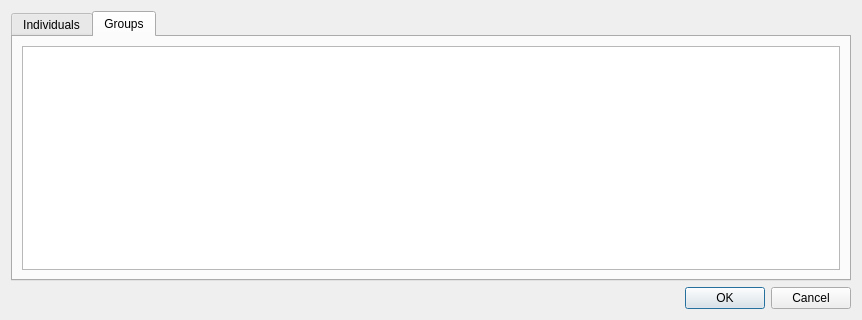
The window that Forms/ui_chooseParticipantDialog.ui (diana134/afs) describes before a commit, drawn with Qt 5.
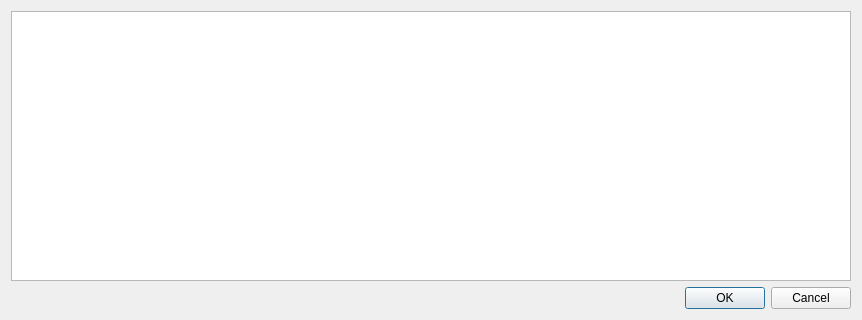
The same window after the commit. The open tabs and pages were chosen to show the change.

Commit message: Can add entries, choose participants, main window table improvements

The edit to the form file:
```diff
--- a/Forms/ui_chooseParticipantDialog.ui
+++ b/Forms/ui_chooseParticipantDialog.ui
@@ -18,17 +18,7 @@
   </property>
   <layout class="QVBoxLayout" name="verticalLayout">
    <item>
-    <widget class="QTabWidget" name="participantTypeTabWidget">
-     <property name="currentIndex">
-      <number>0</number>
-     </property>
-     <widget class="QWidget" name="soloParticipantsTab">
-      <attribute name="title">
-       <string>Individuals</string>
-      </attribute>
-      <layout class="QVBoxLayout" name="verticalLayout_3">
-       <item>
-        <widget class="QTableView" name="soloParticipantTableView">
+    <widget class="QTableView" name="participantTableView">
          <property name="editTriggers">
           <set>QAbstractItemView::NoEditTriggers</set>
          </property>
@@ -53,42 +43,6 @@
          <attribute name="verticalHeaderStretchLastSection">
           <bool>false</bool>
          </attribute>
-        </widget>
-       </item>
-      </layout>
-     </widget>
-     <widget class="QWidget" name="groupParticipantsTab">
-      <attribute name="title">
-       <string>Groups</string>
-      </attribute>
-      <layout class="QVBoxLayout" name="verticalLayout_4">
-       <item>
-        <widget class="QTableView" name="groupParticipantTableView">
-         <property name="editTriggers">
-          <set>QAbstractItemView::NoEditTriggers</set>
-         </property>
-         <property name="alternatingRowColors">
-          <bool>true</bool>
-         </property>
-         <property name="selectionMode">
-          <enum>QAbstractItemView::SingleSelection</enum>
-         </property>
-         <property name="selectionBehavior">
-          <enum>QAbstractItemView::SelectRows</enum>
-         </property>
-         <property name="sortingEnabled">
-          <bool>true</bool>
-         </property>
-         <attribute name="horizontalHeaderStretchLastSection">
-          <bool>false</bool>
-         </attribute>
-         <attribute name="verticalHeaderStretchLastSection">
-          <bool>true</bool>
-         </attribute>
-        </widget>
-       </item>
-      </layout>
-     </widget>
     </widget>
    </item>
    <item>
```
Lines whose indentation alone changed are shown as unchanged. The commit also changes 9 other files.
